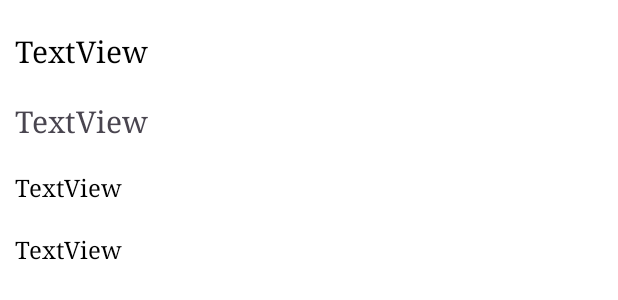
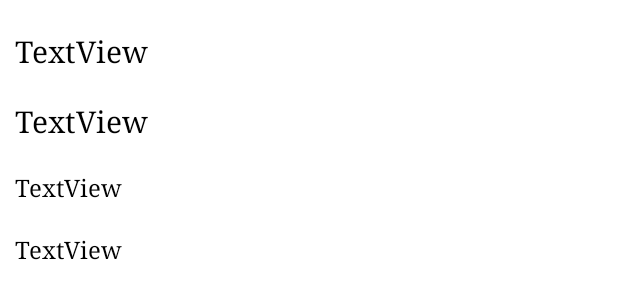
Before and after one commit to fabio-aug/book-wise-mobile, an Android app: the layout book_details.xml on its own in the app's theme, with its tools: preview values and no code run, on a phone screen of 412 x 824 dp. Shown: the part 400-700 px from the top of the screen. Run offline under Robolectric (Android 15) with nearby library versions, the light colour scheme and no system bars.

Commit message:
hf font colors

```diff
--- a/app/src/main/res/layout/book_details.xml
+++ b/app/src/main/res/layout/book_details.xml
@@ -66,6 +66,8 @@
                 android:layout_marginBottom="20sp"
                 android:fontFamily="serif"
                 android:text="TextView"
+                android:textColor="#000000"
+                android:textColorHint="#000000"
                 android:textSize="20sp" />
 
             <TextView
@@ -111,7 +113,11 @@
                 android:layout_marginRight="20dp"
                 android:layout_marginBottom="10dp"
                 android:backgroundTint="#020202"
-                android:text="Compartilhar" />
+                android:text="Compartilhar"
+                android:textColor="#FFFFFF"
+                android:textColorHighlight="#FFFFFF"
+                android:textColorHint="#FFFFFF"
+                android:textColorLink="#FFFFFF" />
 
         </LinearLayout>
     </ScrollView>
```
